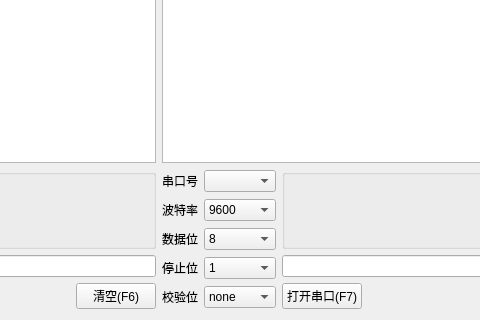
KangweiYang/dartRack_upper, file 1serialConnect/widget.ui: the form before one commit; both pictures show x 452 to 932 and y 451 to 771 of the 1223 by 771 pixel window.
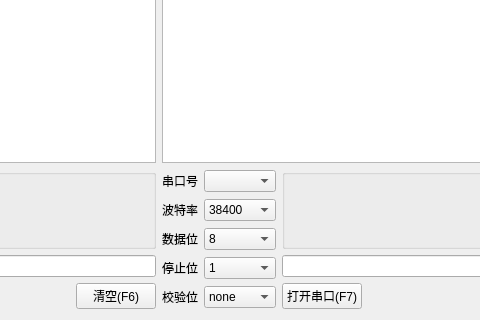
The form after the commit. Icons and pictures are not drawn. Custom widgets are drawn as their Qt base class.

What changed in the file:
```diff
--- a/1serialConnect/widget.ui
+++ b/1serialConnect/widget.ui
@@ -462,7 +462,7 @@
        </property>
        <item>
         <property name="text">
-         <string>9600</string>
+         <string>38400</string>
         </property>
        </item>
        <item>
```
Left out of the diff: 10 changed lines with no effect on the pictures.
